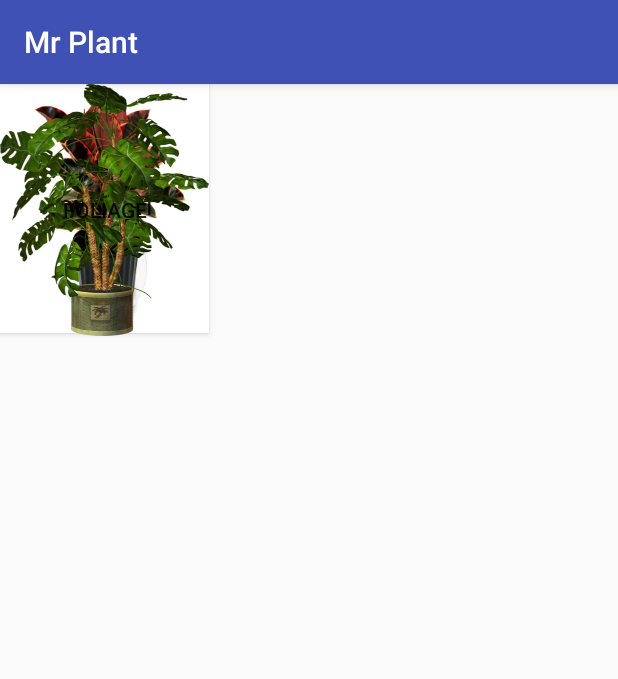
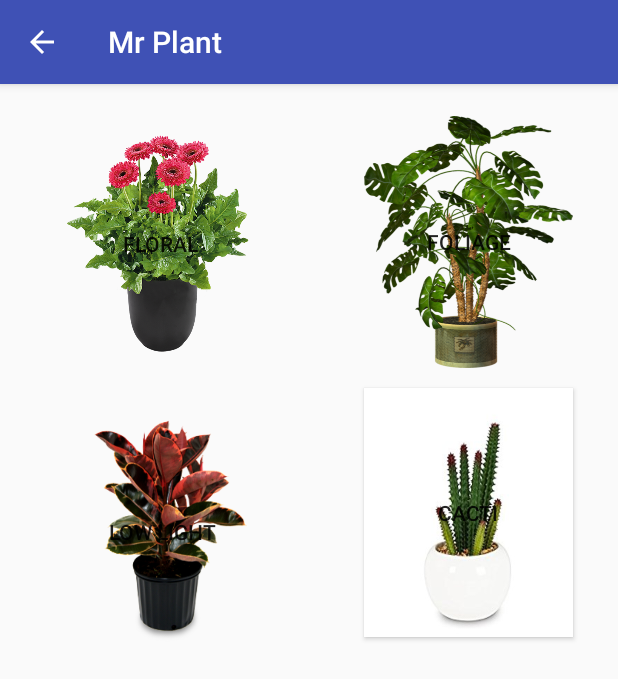
Before and after one commit to oscarmeanwell/MrP, an Android app: the SelectPlant screen opened directly, with no data from a screen before it, on a phone screen of 412 x 824 dp. Shown: the top 679 px of the screen. Run offline under Robolectric (Android 15) with nearby library versions, the phone set to English and light mode, and no system bars.

Commit message:
Lots of labels added

```diff
--- a/app/src/main/java/com/example/oscarmeanwell/mrplantfin/ViewPlant.java
+++ b/app/src/main/java/com/example/oscarmeanwell/mrplantfin/ViewPlant.java
@@ -79,7 +79,6 @@ public class ViewPlant extends AppCompatActivity {
             txtTemp.setBackgroundColor(Color.parseColor("#FF0000"));
         }
     }
-
     public void setHumidityColor(){
         if (hum < 15 && hum > 0 ){
             //This is green so ideal temperature conditions
@@ -133,7 +132,7 @@ public class ViewPlant extends AppCompatActivity {
         tmpCactiSoil.put("ideal", 10.0);
         tmpCactiSoil.put("max", 20.0);
         tmpCacti.put("soil", tmpCactiSoil);
-        levels.put("cacti", tmpCacti);
+        levels.put("Cacti", tmpCacti);
         System.out.println("HEHHE: " + levels.get("cacti").get("temp").get("min"));
     }
     public void buildFloralHash(){
--- a/app/src/main/res/layout/activity_select_plant.xml
+++ b/app/src/main/res/layout/activity_select_plant.xml
@@ -1,10 +1,47 @@
 <?xml version="1.0" encoding="utf-8"?>
-<android.support.constraint.ConstraintLayout xmlns:android="http://schemas.android.com/apk/res/android"
+<RelativeLayout xmlns:android="http://schemas.android.com/apk/res/android"
     xmlns:app="http://schemas.android.com/apk/res-auto"
     xmlns:tools="http://schemas.android.com/tools"
     android:layout_width="match_parent"
     android:layout_height="match_parent"
     tools:context="com.example.oscarmeanwell.mrplantfin.SelectPlant">
+
+    <Button
+        android:id="@+id/cacti"
+        android:layout_width="139dp"
+        android:layout_height="166dp"
+        android:background="@drawable/cactuss"
+        android:text="Cacti"
+        tools:layout_editor_absoluteX="184dp"
+        tools:layout_editor_absoluteY="66dp"
+        android:layout_below="@+id/foliage"
+        android:layout_alignParentEnd="true"
+        android:layout_marginEnd="30dp"
+        android:layout_marginTop="13dp" />
+
+    <Button
+        android:id="@+id/lowlight"
+        android:layout_width="136dp"
+        android:layout_height="163dp"
+        android:background="@drawable/robusta_ruby"
+        android:text="Low Light"
+        tools:layout_editor_absoluteX="32dp"
+        tools:layout_editor_absoluteY="261dp"
+        android:layout_marginTop="14dp"
+        android:layout_alignTop="@+id/cacti"
+        android:layout_alignEnd="@+id/floral" />
+
+    <Button
+        android:id="@+id/foliage"
+        android:layout_width="139dp"
+        android:layout_height="168dp"
+        android:background="@drawable/potplantcliparttransparent18"
+        android:text="Foliage"
+        tools:layout_editor_absoluteX="184dp"
+        tools:layout_editor_absoluteY="261dp"
+        android:layout_marginTop="21dp"
+        android:layout_alignParentTop="true"
+        android:layout_alignStart="@+id/cacti" />
 
     <Button
         android:id="@+id/floral"
@@ -13,33 +50,9 @@
         android:background="@drawable/floral"
         android:text="Floral"
         tools:layout_editor_absoluteX="30dp"
-        tools:layout_editor_absoluteY="66dp" />
+        tools:layout_editor_absoluteY="66dp"
+        android:layout_alignBottom="@+id/foliage"
+        android:layout_alignParentStart="true"
+        android:layout_marginStart="38dp" />
 
-    <Button
-        android:id="@+id/cacti"
-        android:layout_width="139dp"
-        android:layout_height="166dp"
-        android:background="@drawable/cactuss"
-        android:text="Cacti"
-        tools:layout_editor_absoluteX="184dp"
-        tools:layout_editor_absoluteY="66dp" />
-
-    <Button
-        android:id="@+id/lowlight"
-        android:layout_width="136dp"
-        android:layout_height="163dp"
-        android:background="@drawable/robusta_ruby"
-        android:text="Low Light"
-        tools:layout_editor_absoluteX="32dp"
-        tools:layout_editor_absoluteY="261dp" />
-
-    <Button
-        android:id="@+id/foliage"
-        android:layout_width="139dp"
-        android:layout_height="168dp"
-        android:background="@drawable/potplantcliparttransparent18"
-        android:text="Foliage"
-        tools:layout_editor_absoluteX="184dp"
-        tools:layout_editor_absoluteY="261dp" />
-
-</android.support.constraint.ConstraintLayout>
+</RelativeLayout>
--- a/app/src/main/res/layout/activity_view_plant.xml
+++ b/app/src/main/res/layout/activity_view_plant.xml
@@ -75,6 +75,12 @@
             android:text="Hello"
             android:gravity="center"
             />
+        <Button
+            android:layout_width="wrap_content"
+            android:layout_height="wrap_content"
+            android:layout_alignParentBottom="true"
+            android:id="@+id/btn"
+            android:text="Refresh"/>
     </RelativeLayout>
 
 
--- a/app/src/main/res/values/styles.xml
+++ b/app/src/main/res/values/styles.xml
@@ -6,15 +6,14 @@
         <item name="colorPrimary">@color/colorPrimary</item>
         <item name="colorPrimaryDark">@color/colorPrimaryDark</item>
         <item name="colorAccent">@color/colorAccent</item>
+
     </style>
 
     <style name="AppTheme.NoActionBar">
         <item name="windowActionBar">false</item>
         <item name="windowNoTitle">true</item>
     </style>
-
     <style name="AppTheme.AppBarOverlay" parent="ThemeOverlay.AppCompat.Dark.ActionBar" />
-
     <style name="AppTheme.PopupOverlay" parent="ThemeOverlay.AppCompat.Light" />
 
 </resources>
```
Also changed, not shown: app/src/main/AndroidManifest.xml (+6 -6 lines), app/src/main/java/com/example/oscarmeanwell/mrplantfin/SelectPlant.java (+4 -4 lines), app/src/main/res/layout/app_bar_main.xml (+0 -7 lines), app/src/main/res/menu/activity_main_drawer.xml (+4 -15 lines).
